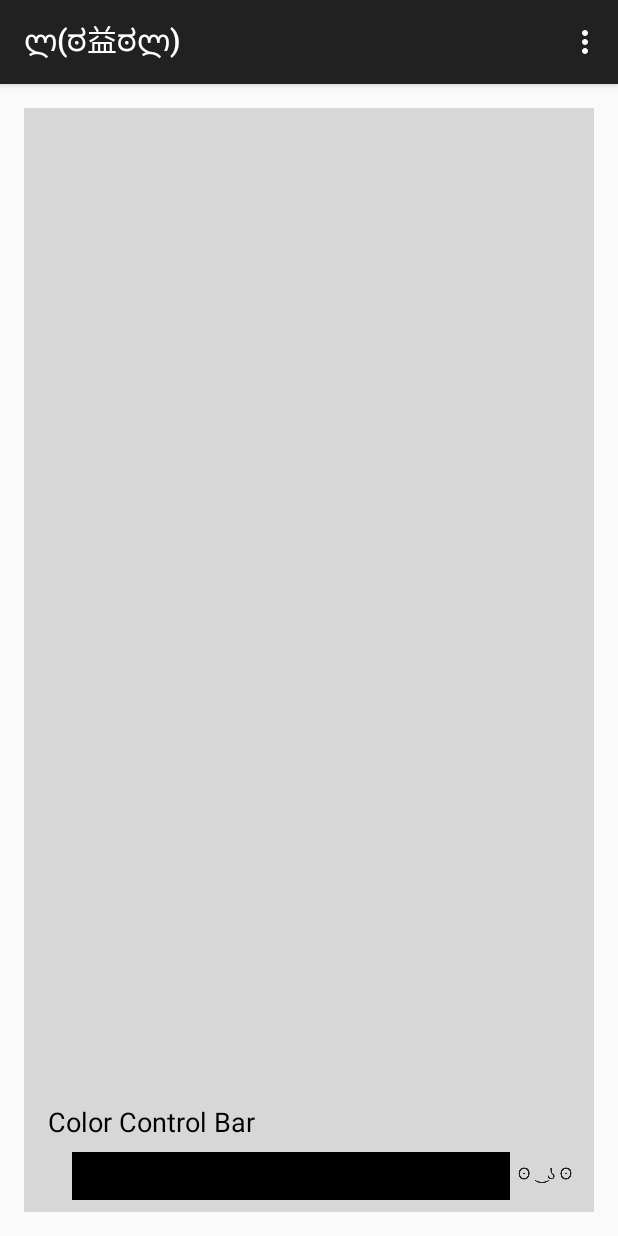
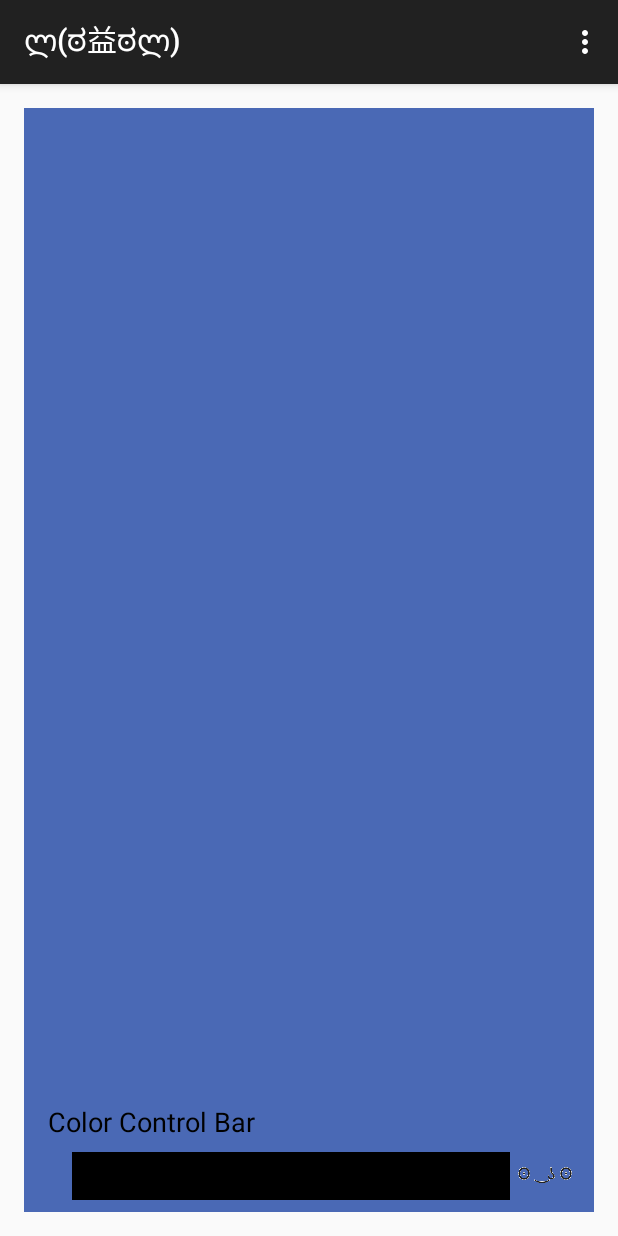
Before and after one commit to deanrobertcook/cardtricks, an Android app: the screen it shows after launch (MainActivity), on a phone screen of 412 x 824 dp. Run offline under Robolectric (Android 15) with nearby library versions, the phone set to English and light mode, and no system bars; 2 statements that could not run were skipped.

```diff
--- a/app/src/main/AndroidManifest.xml
+++ b/app/src/main/AndroidManifest.xml
@@ -1,6 +1,8 @@
 <?xml version="1.0" encoding="utf-8"?>
 <manifest xmlns:android="http://schemas.android.com/apk/res/android"
     package="com.example.cardtricks" >
+
+    <uses-permission android:name="android.permission.INTERNET"/>
 
     <application
         android:allowBackup="true"
--- /dev/null
+++ b/app/src/main/java/com/example/cardtricks/LoadBitmapTask.java
@@ -0,0 +1,173 @@
+package com.example.cardtricks;
+
+import android.content.Context;
+import android.graphics.Bitmap;
+import android.graphics.BitmapFactory;
+import android.os.AsyncTask;
+import android.util.DisplayMetrics;
+import android.util.Log;
+
+import com.example.cardtricks.views.CardView;
+
+import java.io.File;
+import java.io.FileOutputStream;
+import java.io.IOException;
+import java.io.InputStream;
+import java.io.OutputStream;
+import java.net.HttpURLConnection;
+import java.net.MalformedURLException;
+import java.net.URL;
+
+import static java.lang.Math.floor;
+
+public class LoadBitmapTask extends AsyncTask<String, Void, Bitmap> {
+
+    private final Context context;
+    private final CardView cardView;
+    private final boolean front;
+
+    public LoadBitmapTask(Context context, CardView cardView, boolean front) {
+        this.context = context;
+        this.cardView = cardView;
+        this.front = front;
+    }
+
+    private static final String TAG = LoadBitmapTask.class.getName();
+
+    @Override
+    protected Bitmap doInBackground(String... params) {
+        String urlString = params[0];
+//        String fileName = Uri.parse(urlString).getLastPathSegment();
+//
+//        Bitmap bitmap = fetchBitmapFromFile(fileName);
+//        if (bitmap == null) {
+//            downloadBitmapToFile(urlString, fileName);
+//            bitmap = fetchBitmapFromFile(fileName);
+//        }
+//
+//        Log.d(TAG, "Bitmap size: " + bitmap.getWidth() + "x" + bitmap.getHeight());
+//        return bitmap;
+        try {
+            URL url = new URL(urlString);
+
+            InputStream inputStream = url.openStream();
+            BitmapFactory.Options options = new BitmapFactory.Options();
+            options.inJustDecodeBounds = true;
+            BitmapFactory.decodeStream(inputStream, null, options);
+
+            Log.d(TAG, "Options size: " + options.outWidth + "x" + options.outHeight + ", " +
+                    "MimeType: " + options.outMimeType);
+
+            options.inJustDecodeBounds = false;
+            options.inSampleSize = calculateInSampleSize(options);
+            inputStream.close();
+
+            inputStream = url.openStream();
+            Bitmap bitmap = BitmapFactory.decodeStream(inputStream, null, options);
+            Log.d(TAG, "Bitmap size: " + bitmap.getWidth() + "x" + bitmap.getHeight());
+            inputStream.close();
+            return bitmap;
+
+        } catch (MalformedURLException e) {
+            e.printStackTrace();
+        } catch (IOException e) {
+            e.printStackTrace();
+        }
+        return null;
+    }
+
+    private Bitmap fetchBitmapFromFile(String fileName) {
+        BitmapFactory.Options options = getBitmapOptions(fileName);
+        Bitmap loadedBitmap = BitmapFactory.decodeFile(fileName, options);
+        return loadedBitmap;
+    }
+
+    private BitmapFactory.Options getBitmapOptions(String fileName) {
+        BitmapFactory.Options options = new BitmapFactory.Options();
+        options.inJustDecodeBounds = true;
+        Log.d(TAG, "Options size: " + options.outWidth + "x" + options.outHeight + ", MimeType: "
+                + options.outMimeType);
+        BitmapFactory.decodeFile(fileName, options);
+
+        //allows resizing of the bitmaps
+        options.inMutable = true;
+        //since the images are not transparent, I can use this config to save space
+        options.inPreferredConfig = Bitmap.Config.RGB_565;
+        //If this is not set, then the images will be scaled up to match the density of the device
+        //(scaled 2 or 3 times!). Alternatively, the image can be placed in a drawable-nodpi folder
+        options.inScaled = false;
+        options.inSampleSize = calculateInSampleSize(options);
+
+        options.inJustDecodeBounds = false;
+
+        return options;
+    }
+
+    private int calculateInSampleSize(BitmapFactory.Options options) {
+        DisplayMetrics metrics = context.getResources().getDisplayMetrics();
+        int screenWidth = metrics.widthPixels;
+        int screenHeight = metrics.heightPixels;
+
+        final int width = options.outWidth;
+        final int height = options.outHeight;
+        int inSampleSize = 1;
+
+        if (screenWidth < width || screenWidth < height) {
+            double widthRatio = (double) width / (double) screenWidth;
+            double heightRatio = (double) height / (double) screenHeight;
+
+            double limitingRatio = widthRatio > heightRatio ? heightRatio : widthRatio;
+            if (limitingRatio < 1) {
+                inSampleSize = 1;
+            } else {
+                inSampleSize = (int) floor(limitingRatio);
+            }
+        }
+
+        Log.d(TAG, "Screen size: " + screenWidth + "x" + screenHeight);
+        Log.d(TAG, "Sample Size: " + inSampleSize);
+
+        return inSampleSize;
+    }
+
+    private void downloadBitmapToFile(String urlString, String fileName) {
+        HttpURLConnection connection;
+        File file = new File(context.getCacheDir(), fileName);
+        try {
+            URL url = new URL(urlString);
+            connection = (HttpURLConnection) url.openConnection();
+            connection.setDoInput(true);
+            connection.connect();
+
+            InputStream inputStream = connection.getInputStream();
+            OutputStream outputStream = new FileOutputStream(file);
+            writeBytesToFile(inputStream, outputStream);
+
+            inputStream.close();
+            outputStream.close();
+
+        } catch (MalformedURLException e) {
+            e.printStackTrace();
+        } catch (IOException e) {
+            e.printStackTrace();
+        }
+    }
+
+    private void writeBytesToFile(InputStream is, OutputStream os) throws IOException {
+        byte[] buffer = new byte[1024];
+        int len;
+        while ((len = is.read(buffer)) != -1) {
+            os.write(buffer, 0, len);
+        }
+        os.flush();
+    }
+
+    @Override
+    protected void onPostExecute(Bitmap bitmap) {
+        if (front) {
+            cardView.setFrontBitmap(bitmap);
+        } else {
+            cardView.setBackBitmap(bitmap);
+        }
+    }
+}
--- a/app/src/main/java/com/example/cardtricks/MainActivity.java
+++ b/app/src/main/java/com/example/cardtricks/MainActivity.java
@@ -15,6 +15,10 @@ public class MainActivity extends AppCompatActivity implements
 
     private static final String TAG = MainActivity.class.getName();
 
+    private final static String foregroundPicURL = "https://dl.dropboxusercontent.com/u/1638040/minion1.jpg";
+    private final static String backgroundPicURL = "https://dl.dropboxusercontent.com/u/1638040/minion2.jpg";
+
+
     private Button rotationButton;
     private CardView cardView;
     private SeekBar saturationBar;
@@ -30,6 +34,9 @@ public class MainActivity extends AppCompatActivity implements
 
         saturationBar = (SeekBar) findViewById(R.id.seek_bar__saturation);
         saturationBar.setOnSeekBarChangeListener(this);
+
+        new LoadBitmapTask(this, cardView, true).execute(foregroundPicURL);
+        new LoadBitmapTask(this, cardView, false).execute(backgroundPicURL);
     }
 
     @Override
--- a/app/src/main/java/com/example/cardtricks/views/CardView.java
+++ b/app/src/main/java/com/example/cardtricks/views/CardView.java
@@ -5,7 +5,6 @@ import android.animation.ValueAnimator;
 import android.content.Context;
 import android.content.res.TypedArray;
 import android.graphics.Bitmap;
-import android.graphics.BitmapFactory;
 import android.graphics.Camera;
 import android.graphics.Canvas;
 import android.graphics.ColorMatrix;
@@ -21,7 +20,6 @@ import android.view.animation.LinearInterpolator;
 import com.example.cardtricks.R;
 
 import static java.lang.Math.acos;
-import static java.lang.Math.floor;
 import static java.lang.Math.sqrt;
 import static java.lang.Math.toDegrees;
 
@@ -38,6 +36,15 @@ public class CardView extends View {
      * Time for one full rotation of the card about the Y axis in milliseconds (also, mHz)
      */
     private static final long ROTATION_DURATION = 3000;
+
+    /**
+     * Default colors to set the card's backgrounds to while the bitmap is still loading.
+     */
+    private static final int DEFAULT_FRONT_BACKGROUND_COLOR = R.color.blue;
+    private static final int DEFAULT_BACK_BACKGROUND_COLOR = R.color.red;
+
+    private int frontBackgroundColor;
+    private int backBackgroundColor;
 
     private Bitmap frontBitmap;
     private Bitmap backBitmap;
@@ -69,6 +76,8 @@ public class CardView extends View {
                 attrs, R.styleable.CardView, 0, 0);
 
         try {
+            frontBackgroundColor = a.getColor(R.styleable.CardView_color_background_front, getResources().getColor(DEFAULT_FRONT_BACKGROUND_COLOR));
+            backBackgroundColor = a.getColor(R.styleable.CardView_color_background_back, getResources().getColor(DEFAULT_BACK_BACKGROUND_COLOR));
             yAxisRot = a.getInt(R.styleable.CardView_initial_y_rotation, DEFAULT_INITIAL_ROTATION);
             zAxisRot = a.getInt(R.styleable.CardView_initial_z_rotation, DEFAULT_INITIAL_ROTATION);
         } finally {
@@ -79,6 +88,14 @@ public class CardView extends View {
 
         gestureListener = new GestureListener();
         gestureDetector = new GestureDetector(getContext(), gestureListener);
+    }
+
+    public void setFrontBitmap(Bitmap bitmap) {
+        this.frontBitmap = Bitmap.createScaledBitmap(bitmap, getWidth(), getHeight(), false);
+    }
+
+    public void setBackBitmap(Bitmap bitmap) {
+        this.backBitmap = Bitmap.createScaledBitmap(bitmap, getWidth(), getHeight(), false);;
     }
 
     public int getYAxisRot() {
@@ -116,7 +133,7 @@ public class CardView extends View {
     @Override
     protected void onDraw(Canvas canvas) {
 
-        Bitmap currentBackground = getCurrentBackground(canvas);
+        Bitmap currentBackground = getCurrentBackground();
 
         Camera camera = new Camera();
         camera.rotateZ(zAxisRot);
@@ -136,12 +153,14 @@ public class CardView extends View {
 
     }
 
-    private Bitmap getCurrentBackground(Canvas canvas) {
+    private Bitmap getCurrentBackground() {
         if (backBitmap == null) {
-            backBitmap = setBackgroundBitmap(R.drawable.minion2);
+            backBitmap = getSolidColorBitmap(backBackgroundColor);
+//            backBitmap = setBackgroundBitmap(R.drawable.minion2);
         }
         if (frontBitmap == null) {
-            frontBitmap = setBackgroundBitmap(R.drawable.minion1);
+            frontBitmap = getSolidColorBitmap(frontBackgroundColor);
+//            frontBitmap = setBackgroundBitmap(R.drawable.minion1);
         }
 
         Bitmap currentBackground;
@@ -153,56 +172,10 @@ public class CardView extends View {
         return currentBackground;
     }
 
-    private Bitmap setBackgroundBitmap(int resourceId) {
-        Bitmap bitmap = decodeBitmap(resourceId, getWidth(), getHeight());
-        bitmap = Bitmap.createScaledBitmap(bitmap, getWidth(), getHeight(), true);
+    private Bitmap getSolidColorBitmap(int color) {
+        Bitmap bitmap = Bitmap.createBitmap(getWidth(), getHeight(), Bitmap.Config.RGB_565);
+        bitmap.eraseColor(color);
         return bitmap;
-    }
-
-    private Bitmap decodeBitmap(int resourceId, int reqWidth, int reqHeight) {
-        BitmapFactory.Options options = getBitmapOptions(resourceId);
-        options.inSampleSize = calculateInSampleSize(options, reqWidth, reqHeight);
-        options.inJustDecodeBounds = false;
-
-        //allows resizing of the bitmaps
-        options.inMutable = true;
-
-        //since the images are not transparent, I can use this config to save space
-        options.inPreferredConfig = Bitmap.Config.RGB_565;
-
-        //If this is not set, then the images will be scaled up to match the density of the device
-        //(scaled 2 or 3 times!). Alternatively, the image can be placed in a drawable-nodpi folder
-        options.inScaled = false;
-
-        Bitmap loadedBitmap = BitmapFactory.decodeResource(getResources(), resourceId, options);
-        return loadedBitmap;
-    }
-
-    private int calculateInSampleSize(BitmapFactory.Options options, int reqWidth, int reqHeight) {
-        final int width = options.outWidth;
-        final int height = options.outHeight;
-        int inSampleSize = 1;
-
-        if (reqWidth < width || reqHeight < height) {
-            double widthRatio = (double) width / (double) reqWidth;
-            double heightRatio = (double) height / (double) reqHeight;
-
-            double limitingRatio = widthRatio > heightRatio ? heightRatio : widthRatio;
-            if (limitingRatio < 1) {
-                inSampleSize = 1;
-            } else {
-                inSampleSize = (int) floor(limitingRatio);
-            }
-        }
-
-        return inSampleSize;
-    }
-
-    private BitmapFactory.Options getBitmapOptions(int resourceId) {
-        BitmapFactory.Options options = new BitmapFactory.Options();
-        options.inJustDecodeBounds = true;
-        BitmapFactory.decodeResource(getResources(), resourceId, options);
-        return options;
     }
 
     @Override
--- a/app/src/main/res/values/attrs.xml
+++ b/app/src/main/res/values/attrs.xml
@@ -1,8 +1,8 @@
 <?xml version="1.0" encoding="utf-8"?>
 <resources>
     <declare-styleable name="CardView">
-        <attr name="background_front" format="color"/>
-        <attr name="background_back" format="color"/>
+        <attr name="color_background_front" format="color"/>
+        <attr name="color_background_back" format="color"/>
         <attr name="initial_y_rotation" format="integer" />
         <attr name="initial_z_rotation" format="integer" />
     </declare-styleable>
```
Also changed, not shown: app/src/main/java/com/example/cardtricks/Utils.java (added, +10 -0 lines).
